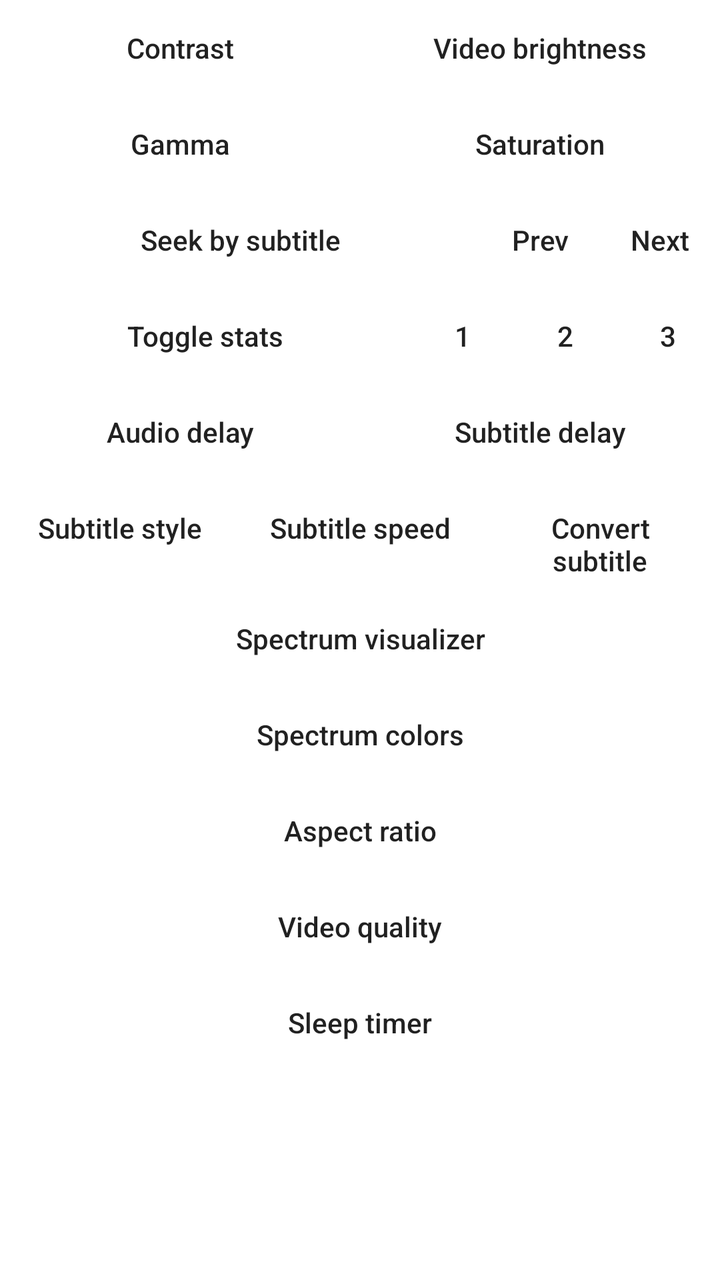
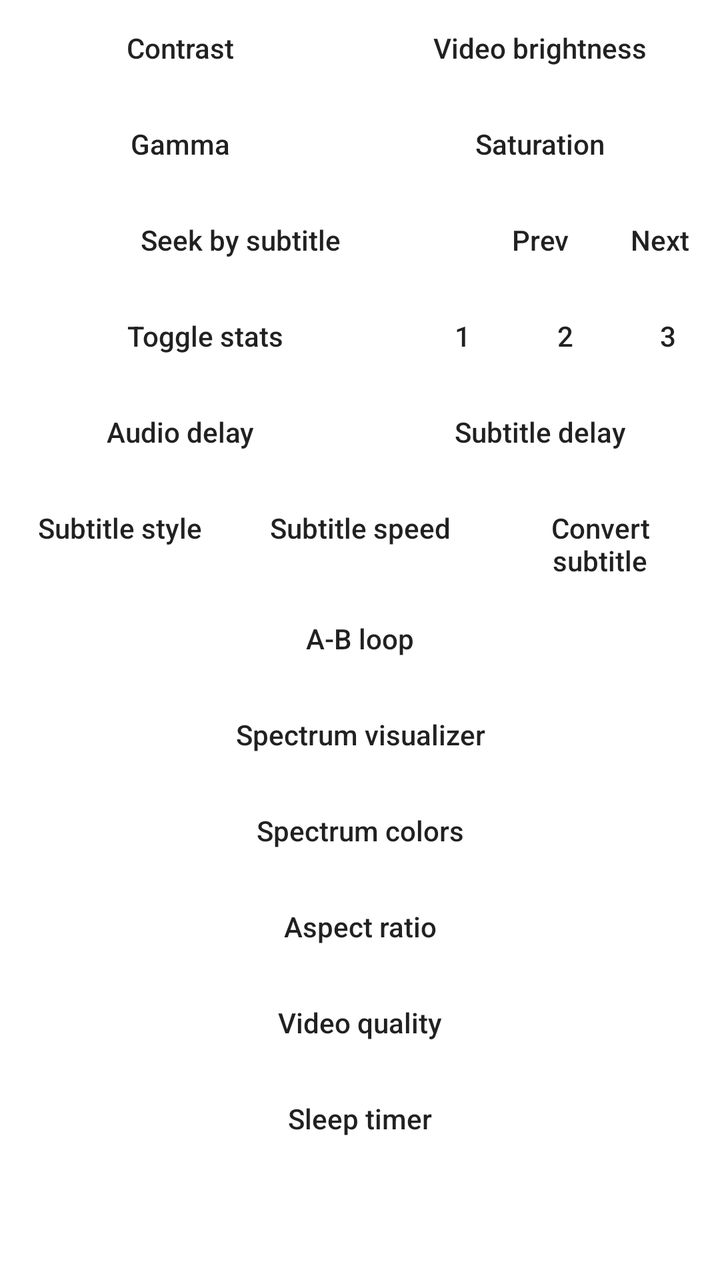

An Android layout rendered at two revisions. The XML below is the earlier revision; the diff shows what the commit changed to produce the second picture.
<!-- AndroidManifest.xml: fallback theme Theme.MaterialComponents.DayNight.NoActionBar -->
<!-- res/layout/dialog_advanced_menu.xml -->
<?xml version="1.0" encoding="utf-8"?>
<ScrollView xmlns:android="http://schemas.android.com/apk/res/android"
    android:layout_width="match_parent"
    android:layout_height="match_parent">

    <LinearLayout
        android:orientation="vertical" android:layout_width="match_parent"
        android:layout_height="wrap_content">

        <TableRow
            android:id="@+id/rowVideo1"
            android:layout_width="match_parent"
            android:layout_height="wrap_content">

            <Button
                android:id="@+id/contrastBtn"
                style="@style/Widget.AppCompat.Button.Borderless"
                android:layout_width="0dp"
                android:layout_height="wrap_content"
                android:layout_weight="1"
                android:text="@string/contrast"
                android:textAllCaps="false" />

            <Button
                android:id="@+id/brightnessBtn"
                style="@style/Widget.AppCompat.Button.Borderless"
                android:layout_width="0dp"
                android:layout_height="wrap_content"
                android:layout_weight="1"
                android:text="@string/video_brightness"
                android:textAllCaps="false" />

        </TableRow>

        <TableRow
            android:id="@+id/rowVideo2"
            android:layout_width="match_parent"
            android:layout_height="match_parent">

            <Button
                android:id="@+id/gammaBtn"
                style="@style/Widget.AppCompat.Button.Borderless"
                android:layout_width="0dp"
                android:layout_height="wrap_content"
                android:layout_weight="1"
                android:text="@string/gamma"
                android:textAllCaps="false" />

            <Button
                android:id="@+id/saturationBtn"
                style="@style/Widget.AppCompat.Button.Borderless"
                android:layout_width="0dp"
                android:layout_height="wrap_content"
                android:layout_weight="1"
                android:text="@string/saturation"
                android:textAllCaps="false" />
        </TableRow>

        <TableRow
            android:id="@+id/rowSubSeek"
            android:layout_width="match_parent"
            android:layout_height="wrap_content">

            <Button
                android:id="@+id/subSeekBtn"
                style="@style/Widget.AppCompat.Button.Borderless"
                android:layout_width="0dp"
                android:layout_height="wrap_content"
                android:layout_weight="4"
                android:text="@string/sub_seek_button"
                android:textAllCaps="false" />

            <Button
                android:id="@+id/subSeekPrev"
                style="@style/Widget.AppCompat.Button.Borderless"
                android:layout_width="0dp"
                android:layout_height="wrap_content"
                android:layout_weight="1"
                android:background="@drawable/alpha_lighten"
                android:text="@string/dialog_prev"
                android:textAllCaps="false" />

            <Button
                android:id="@+id/subSeekNext"
                style="@style/Widget.AppCompat.Button.Borderless"
                android:layout_width="0dp"
                android:layout_height="wrap_content"
                android:layout_weight="1"
                android:background="@drawable/alpha_lighten"
                android:text="@string/dialog_next"
                android:textAllCaps="false" />

        </TableRow>

        <TableRow
            android:layout_width="match_parent"
            android:layout_height="wrap_content">

            <Button
                android:id="@+id/statsBtn"
                style="@style/Widget.AppCompat.Button.Borderless"
                android:layout_width="0dp"
                android:layout_height="wrap_content"
                android:layout_weight="4"
                android:text="@string/toggle_stats"
                android:textAllCaps="false" />

            <Button
                android:id="@+id/statsBtn1"
                style="@style/Widget.AppCompat.Button.Borderless"
                android:layout_width="0dp"
                android:layout_height="wrap_content"
                android:layout_weight="1"
                android:background="@drawable/alpha_lighten"
                android:text="1"
                android:textAllCaps="false" />

            <Button
                android:id="@+id/statsBtn2"
                style="@style/Widget.AppCompat.Button.Borderless"
                android:layout_width="0dp"
                android:layout_height="wrap_content"
                android:layout_weight="1"
                android:background="@drawable/alpha_lighten"
                android:text="2"
                android:textAllCaps="false" />

            <Button
                android:id="@+id/statsBtn3"
                style="@style/Widget.AppCompat.Button.Borderless"
                android:layout_width="0dp"
                android:layout_height="wrap_content"
                android:layout_weight="1"
                android:background="@drawable/alpha_lighten"
                android:text="3"
                android:textAllCaps="false" />

        </TableRow>

        <TableRow
            android:layout_width="match_parent"
            android:layout_height="match_parent">

            <Button
                android:id="@+id/audioDelayBtn"
                style="@style/Widget.AppCompat.Button.Borderless"
                android:layout_width="0dp"
                android:layout_height="wrap_content"
                android:layout_weight="1"
                android:text="@string/audio_delay"
                android:textAllCaps="false" />

            <Button
                android:id="@+id/subDelayBtn"
                style="@style/Widget.AppCompat.Button.Borderless"
                android:layout_width="0dp"
                android:layout_height="wrap_content"
                android:layout_weight="1"
                android:text="@string/sub_delay"
                android:textAllCaps="false" />

        </TableRow>

        <TableRow
            android:id="@+id/rowSubStyle"
            android:layout_width="match_parent"
            android:layout_height="wrap_content">

            <Button
                android:id="@+id/subStyleBtn"
                style="@style/Widget.AppCompat.Button.Borderless"
                android:layout_width="0dp"
                android:layout_height="wrap_content"
                android:layout_weight="1"
                android:text="@string/sub_style_btn"
                android:textAllCaps="false" />

            <Button
                android:id="@+id/subSpeedBtn"
                style="@style/Widget.AppCompat.Button.Borderless"
                android:layout_width="0dp"
                android:layout_height="wrap_content"
                android:layout_weight="1"
                android:text="@string/sub_speed_btn"
                android:textAllCaps="false" />

            <Button
                android:id="@+id/subConvertBtn"
                style="@style/Widget.AppCompat.Button.Borderless"
                android:layout_width="0dp"
                android:layout_height="wrap_content"
                android:layout_weight="1"
                android:text="@string/sub_convert_btn"
                android:textAllCaps="false" />

        </TableRow>

        <Button
            android:id="@+id/spectrumToggleBtn"
            style="@style/Widget.AppCompat.Button.Borderless"
            android:layout_width="match_parent"
            android:layout_height="wrap_content"
            android:text="@string/spectrum_btn"
            android:textAllCaps="false" />

        <Button
            android:id="@+id/spectrumColorBtn"
            style="@style/Widget.AppCompat.Button.Borderless"
            android:layout_width="match_parent"
            android:layout_height="wrap_content"
            android:text="@string/spectrum_colors_btn"
            android:textAllCaps="false" />

        <Button
            android:id="@+id/aspectBtn"
            style="@style/Widget.AppCompat.Button.Borderless"
            android:layout_width="match_parent"
            android:layout_height="wrap_content"
            android:text="@string/aspect_ratio"
            android:textAllCaps="false" />

        <Button
            android:id="@+id/qualityBtn"
            style="@style/Widget.AppCompat.Button.Borderless"
            android:layout_width="match_parent"
            android:layout_height="wrap_content"
            android:text="@string/quality_btn"
            android:textAllCaps="false" />

        <Button
            android:id="@+id/sleepTimerBtn"
            style="@style/Widget.AppCompat.Button.Borderless"
            android:layout_width="match_parent"
            android:layout_height="wrap_content"
            android:text="@string/sleep_timer"
            android:textAllCaps="false" />

    </LinearLayout>

</ScrollView>
<!-- resources referenced by this layout -->
<resources>
  <!-- drawable alpha_lighten (drawable) -->
  <?xml version="1.0" encoding="utf-8"?>
  <selector xmlns:android="http://schemas.android.com/apk/res/android">
      <item android:drawable="@color/alpha24pct_light" android:state_focused="true" />
      <item android:drawable="@color/alpha24pct_light" android:state_pressed="true" />
      <item android:drawable="@color/alpha12pct_light" />
  </selector>
  <string name="aspect_ratio">Aspect ratio</string>
  <string name="audio_delay">Audio delay</string>
  <string name="contrast">Contrast</string>
  <string name="dialog_next">Next</string>
  <string name="dialog_prev">Prev</string>
  <string name="gamma">Gamma</string>
  <string name="quality_btn">Video quality</string>
  <string name="saturation">Saturation</string>
  <string name="sleep_timer">Sleep timer</string>
  <string name="spectrum_btn">Spectrum visualizer</string>
  <string name="spectrum_colors_btn">Spectrum colors</string>
  <string name="sub_convert_btn">Convert subtitle</string>
  <string name="sub_delay">Subtitle delay</string>
  <string name="sub_seek_button">Seek by subtitle</string>
  <string name="sub_speed_btn">Subtitle speed</string>
  <string name="sub_style_btn">Subtitle style</string>
  <string name="toggle_stats">Toggle stats</string>
  <string name="video_brightness">Video brightness</string>
  <color name="alpha24pct_light">#3dffffff</color>
  <color name="alpha12pct_light">#1fffffff</color>
</resources>

<!-- the commit's change to res/layout/dialog_advanced_menu.xml (unified diff, before → after) -->
@@ -196,6 +196,14 @@
         </TableRow>
 
         <Button
+            android:id="@+id/abLoopMenuBtn"
+            style="@style/Widget.AppCompat.Button.Borderless"
+            android:layout_width="match_parent"
+            android:layout_height="wrap_content"
+            android:text="@string/ab_loop_btn"
+            android:textAllCaps="false" /> 
+
+        <Button
             android:id="@+id/spectrumToggleBtn"
             style="@style/Widget.AppCompat.Button.Borderless"
             android:layout_width="match_parent"
<!-- resource entries referenced after the edit -->
@@ -7,6 +7,7 @@
       <item android:drawable="@color/alpha24pct_light" android:state_pressed="true" />
       <item android:drawable="@color/alpha12pct_light" />
   </selector>
+  <string name="ab_loop_btn">A-B loop</string>
   <string name="aspect_ratio">Aspect ratio</string>
   <string name="audio_delay">Audio delay</string>
   <string name="contrast">Contrast</string>
